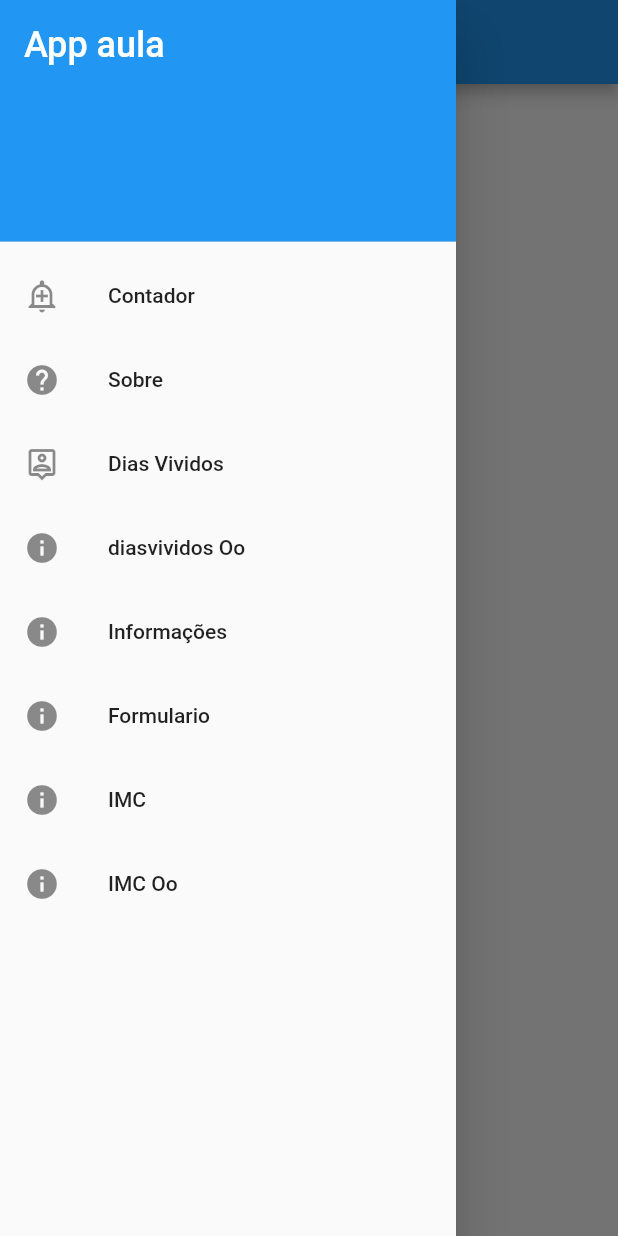
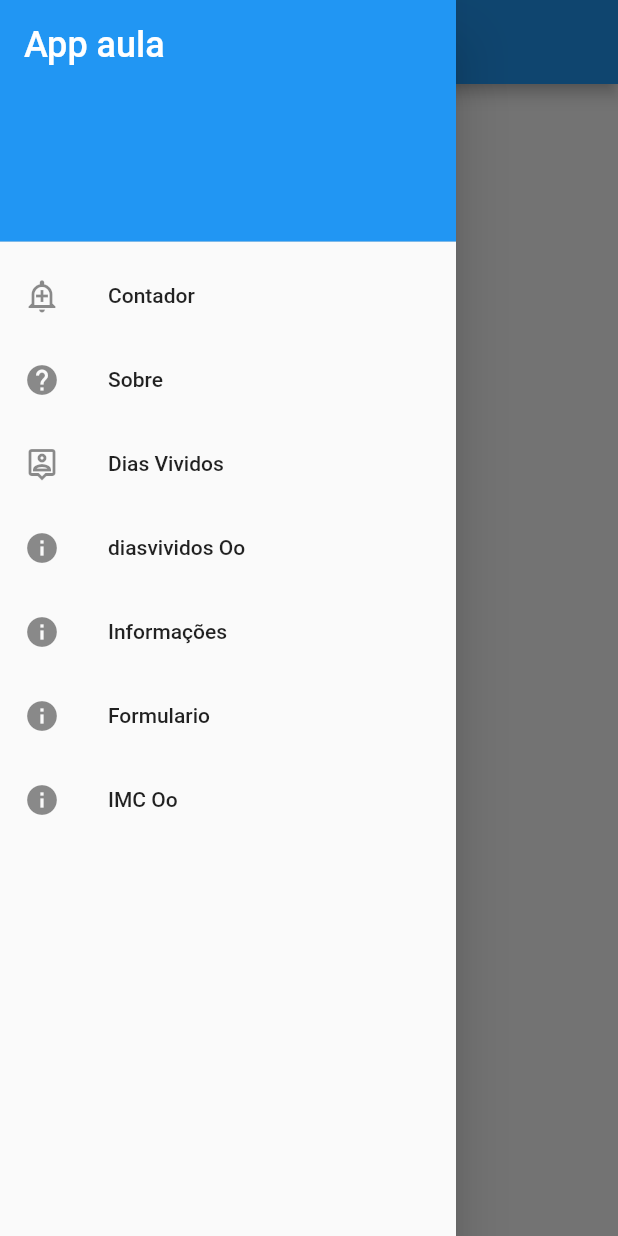
Before and after one commit to paoloBP/app_aula_ofic, a Flutter app: the screen it shows after launch, with the side drawer open, on a phone screen of 412 x 824 dp. Run offline on Flutter 3.47's test engine with Material 2 defaults, Android fonts, the light colour scheme and no system bars.

Commit message:
Commit de 09/11/2022-22h57m35s

```diff
--- a/lib/pages/home.dart
+++ b/lib/pages/home.dart
@@ -74,14 +74,6 @@ class HomePage extends StatelessWidget {
             ),
             ListTile(
               leading: const Icon(Icons.info),
-              title: const Text('IMC'),
-              onTap: () {
-                Navigator.pop(context); // close the drawer
-                Navigator.of(context).pushNamed('/imc');
-              },
-            ),
-            ListTile(
-              leading: const Icon(Icons.info),
               title: const Text('IMC Oo'),
               onTap: () {
                 Navigator.pop(context); // close the drawer
```
